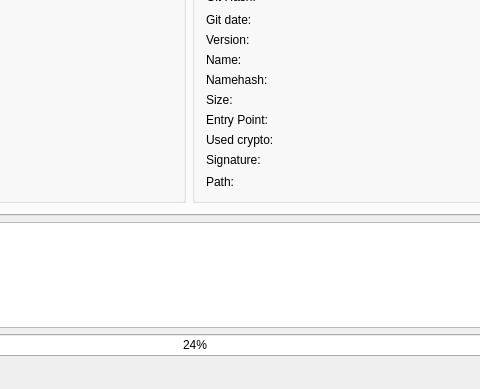
Old version of the form qt/project/src/mainwindow.ui in the repository Crystal-Photonics/crystalBoot; both pictures show x 220 to 700 and y 128 to 517 of the 830 by 517 pixel window.
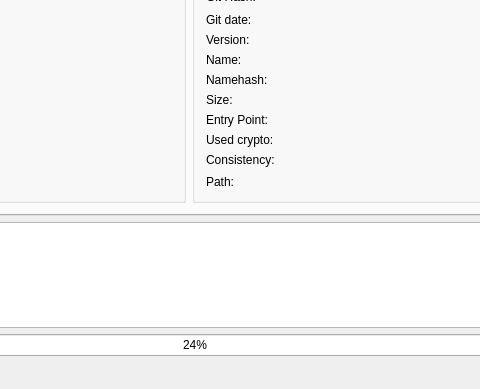
New version of the form.

Commit message: -firmware image now with consistency check

```diff
--- a/qt/project/src/mainwindow.ui
+++ b/qt/project/src/mainwindow.ui
@@ -156,7 +156,7 @@
            <item row="9" column="0">
             <widget class="QLabel" name="label_25">
              <property name="text">
-              <string>Signature:</string>
+              <string>Consistency:</string>
              </property>
             </widget>
            </item>
```
Left out of the diff: 2 changed lines with no effect on the pictures. The commit also changes 4 other files.
